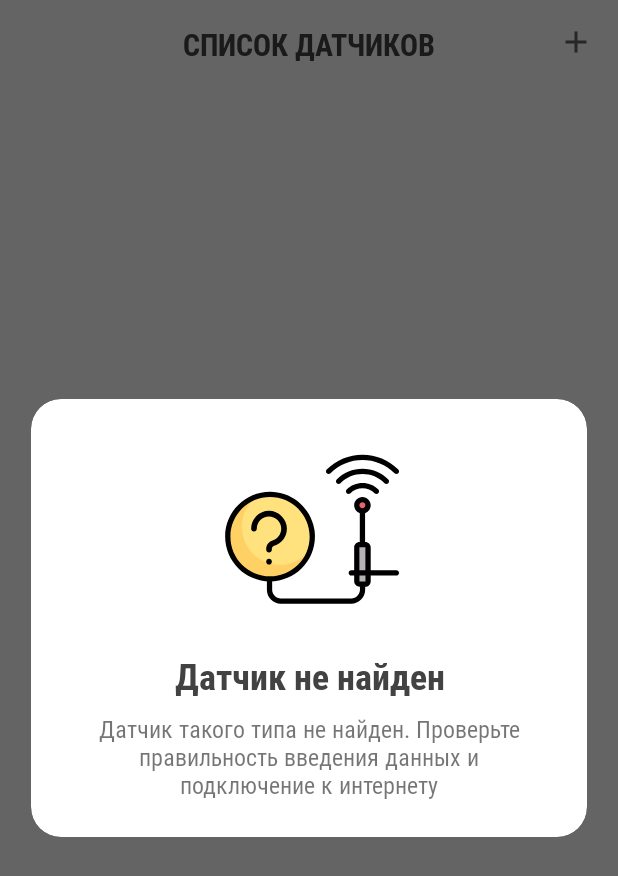
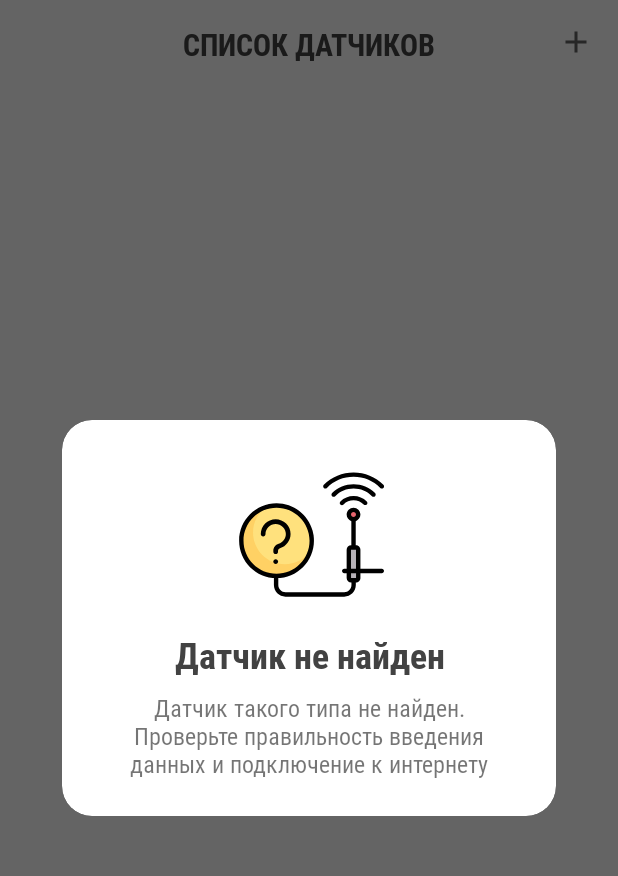
Before and after one commit to Foxek/iNature, an Android app: the fragment StateDialog placed in its activity, on a phone screen of 412 x 824 dp. Shown: the top 876 px of the screen. Run offline under Robolectric (Android 15) with nearby library versions, the phone set to English and light mode, and no system bars; our stand-ins replace ButterKnife, Dagger/Hilt's generated code, RxJava; 4 statements that could not run were skipped.

```diff
--- a/app/src/main/java/com/foxek/inature/ui/sensors/SensorPresenter.java
+++ b/app/src/main/java/com/foxek/inature/ui/sensors/SensorPresenter.java
@@ -24,8 +24,9 @@ public class SensorPresenter extends BasePresenter<SensorMvpView,SensorMvpIntera
 
     @Override
     public void viewIsReady() {
-        if (args != null)
-            getView().showStateDialog(args.getBoolean(Constants.CREATE_STATE));
+        if ((args != null))
+            if (args.containsKey(Constants.CREATE_STATE))
+                getView().showStateDialog(args.getBoolean(Constants.CREATE_STATE));
 
         createSensorListAdapter();
     }
--- a/app/src/main/java/com/foxek/inature/ui/sensors/StateDialog.java
+++ b/app/src/main/java/com/foxek/inature/ui/sensors/StateDialog.java
@@ -3,6 +3,7 @@ package com.foxek.inature.ui.sensors;
 import android.os.Bundle;
 import android.support.annotation.NonNull;
 import android.support.annotation.Nullable;
+import android.support.v4.app.DialogFragment;
 import android.view.LayoutInflater;
 import android.view.View;
 import android.view.ViewGroup;
@@ -38,6 +39,12 @@ public class StateDialog extends BaseFragment implements View.OnClickListener {
         return mStateDialog;
     }
 
+    @Override
+    public void onCreate(@Nullable Bundle savedInstanceState) {
+        super.onCreate(savedInstanceState);
+        setStyle(DialogFragment.STYLE_NO_TITLE, R.style.CustomInfoDialog);
+    }
+
     @Nullable
     @Override
     public View onCreateView(@NonNull LayoutInflater inflater, @Nullable ViewGroup container,
@@ -56,7 +63,6 @@ public class StateDialog extends BaseFragment implements View.OnClickListener {
         }
 
         getDialog().setCanceledOnTouchOutside(false);
-
         return view;
     }
 
--- a/app/src/main/res/layout/dialog_state.xml
+++ b/app/src/main/res/layout/dialog_state.xml
@@ -12,8 +12,8 @@
 
     <ImageView
         android:id="@+id/dialog_logo"
-        android:layout_width="120dp"
-        android:layout_height="120dp"
+        android:layout_width="100dp"
+        android:layout_height="100dp"
         android:layout_marginStart="8dp"
         android:layout_marginTop="8dp"
         android:layout_marginEnd="8dp"
@@ -26,7 +26,7 @@
         android:id="@+id/dialog_title"
         android:layout_width="0dp"
         android:layout_height="wrap_content"
-        android:layout_marginTop="24dp"
+        android:layout_marginTop="16dp"
         android:fontFamily="@font/roboto_condensed_bold"
         android:textAlignment="center"
         android:textColor="@color/colorDark"
--- a/app/src/main/res/values/styles.xml
+++ b/app/src/main/res/values/styles.xml
@@ -15,6 +15,13 @@
         <item name="android:windowBackground">@drawable/dialog_bg</item>
         <item name="android:windowMinWidthMajor">90%</item>
         <item name="android:windowMinWidthMinor">90%</item>
+    </style>
+
+    <style name="CustomInfoDialog" parent="@style/Theme.AppCompat.Light.Dialog">
+        <item name="android:windowNoTitle">true</item>
+        <item name="android:windowBackground">@drawable/dialog_bg</item>
+        <item name="android:windowMinWidthMajor">80%</item>
+        <item name="android:windowMinWidthMinor">80%</item>
     </style>
 
     <style name="CustomEditText" parent="android:Widget.EditText">
```
